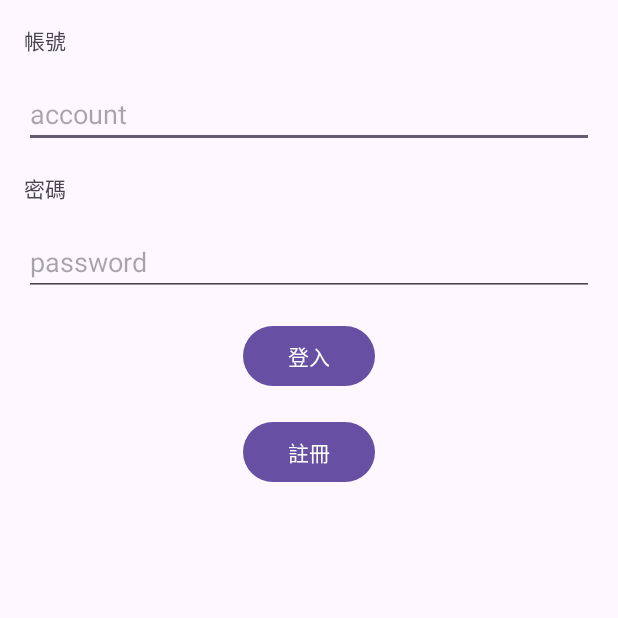
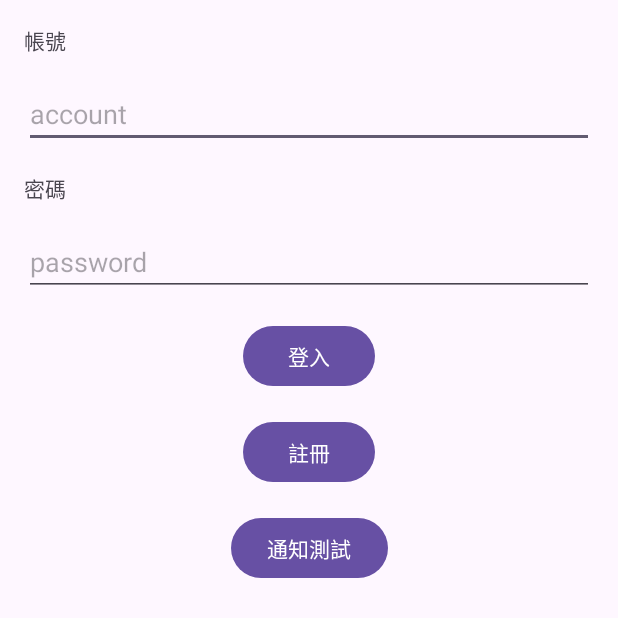
Before and after one commit to saiazuma/agent-money, an Android app: the screen it shows after launch (MainActivity), on a phone screen of 412 x 824 dp, the top half of it. Run offline under Robolectric (Android 15) with nearby library versions, the phone set to English and light mode, and no system bars.

Commit message:
新增一個通知測試的按鈕，按下會發出一個通知。

```diff
--- a/app/src/main/AndroidManifest.xml
+++ b/app/src/main/AndroidManifest.xml
@@ -2,6 +2,7 @@
 <manifest xmlns:android="http://schemas.android.com/apk/res/android"
     xmlns:tools="http://schemas.android.com/tools">
 
+    <uses-permission android:name="android.permission.POST_NOTIFICATIONS" />
     <application
         android:allowBackup="true"
         android:dataExtractionRules="@xml/data_extraction_rules"
--- a/app/src/main/res/layout/activity_main.xml
+++ b/app/src/main/res/layout/activity_main.xml
@@ -75,4 +75,16 @@
         app:layout_constraintEnd_toEndOf="@+id/btn_login"
         app:layout_constraintStart_toStartOf="@+id/btn_login"
         app:layout_constraintTop_toBottomOf="@+id/btn_login" />
+
+    <Button
+        android:id="@+id/btn_notification_test"
+        android:layout_width="wrap_content"
+        android:layout_height="wrap_content"
+        android:layout_marginStart="16dp"
+        android:layout_marginTop="16dp"
+        android:layout_marginEnd="16dp"
+        android:text="通知測試"
+        app:layout_constraintEnd_toEndOf="parent"
+        app:layout_constraintStart_toStartOf="parent"
+        app:layout_constraintTop_toBottomOf="@+id/btn_signup" />
 </androidx.constraintlayout.widget.ConstraintLayout>
```
Also changed, not shown: app/src/main/java/com/example/agentmoney/MainActivity.java (+85 -0 lines).
